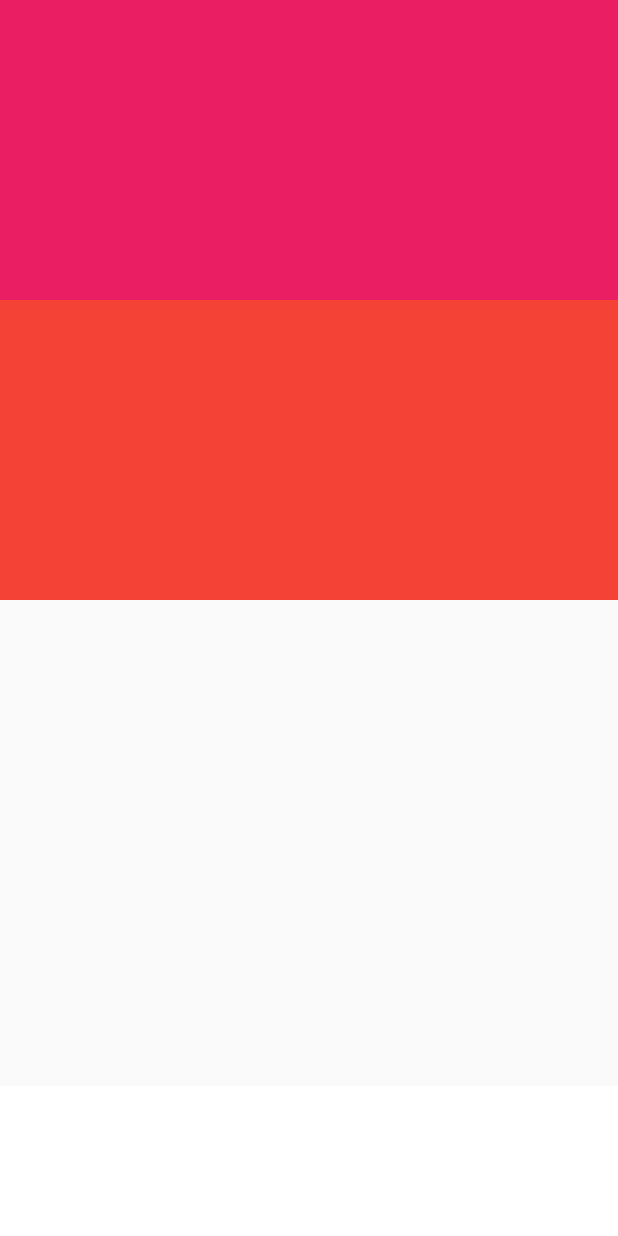
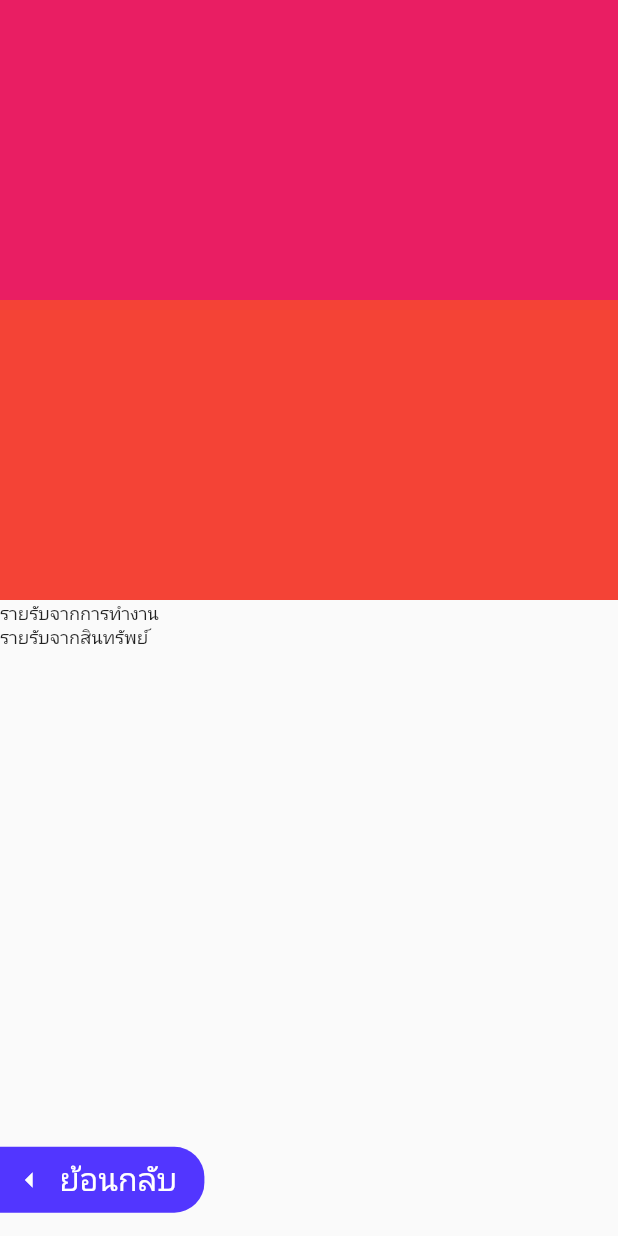
Before and after one commit to marisa418/windshield, a Flutter app: the DailyFlowPage screen opened by its route, on a phone screen of 412 x 824 dp. Run offline on Flutter 3.47's test engine with Material 2 defaults, Android fonts, the phone set to English and light mode, and no system bars; our stand-ins replace auto_route, dio, flutter_riverpod, flutter_secure_storage, font_awesome_flutter, google_fonts and 2 more; missing offline and left inert: jwt_decode; accounts and stored records are empty; network calls fail; Roboto replaces fonts that are missing (Kanit).

Commit message:
gridview builder for daily flow sheet

```diff
--- a/frontend/windshield/lib/models/daily_flow/flow.dart
+++ b/frontend/windshield/lib/models/daily_flow/flow.dart
@@ -24,7 +24,7 @@
         id: json['id'],
         method: Method.fromJson(json['method']),
         name: json['name'],
-        value: json['value'],
+        value: double.parse(json['value']),
         detail: json['detail'],
         dfId: json['df_id'],
         catId: json['category'],
--- a/frontend/windshield/lib/pages/home/overview/daily_flow/daily_flow_page.dart
+++ b/frontend/windshield/lib/pages/home/overview/daily_flow/daily_flow_page.dart
@@ -1,7 +1,11 @@
 import 'package:flutter/material.dart';
 import 'package:flutter_riverpod/flutter_riverpod.dart';
+import 'package:auto_route/auto_route.dart';
 
 import 'package:windshield/main.dart';
+import 'package:windshield/providers/daily_flow_provider.dart';
+import 'package:windshield/styles/theme.dart';
+import 'package:windshield/routes/app_router.dart';
 
 class DailyFlowPage extends ConsumerWidget {
   const DailyFlowPage({Key? key}) : super(key: key);
@@ -17,9 +21,31 @@
           body: Column(
             children: [
               const DailyList(),
-              Container(
-                height: 100,
+              SizedBox(
+                height: 75,
+                child: Align(
+                  alignment: Alignment.centerLeft,
+                  child: TextButton.icon(
+                    label: Text(
+                      'ย้อนกลับ  ',
+                      style: MyTheme.whiteTextTheme.headline3,
+                    ),
+                    icon: const Icon(
+                      Icons.arrow_left,
                       color: Colors.white,
+                    ),
+                    style: TextButton.styleFrom(
+                      backgroundColor: MyTheme.primaryMajor,
+                      shape: const RoundedRectangleBorder(
+                        borderRadius: BorderRadius.only(
+                          topRight: Radius.circular(20),
+                          bottomRight: Radius.circular(20),
+                        ),
+                      ),
+                    ),
+                    onPressed: () => AutoRouter.of(context).pop(),
+                  ),
+                ),
               ),
             ],
           ),
@@ -34,25 +60,81 @@
 
   @override
   Widget build(BuildContext context, WidgetRef ref) {
-    final incWorking = ref.watch(provDFlow);
     return Expanded(
       child: SingleChildScrollView(
         child: Column(
           children: [
             Container(color: Colors.pink, height: 200),
             Container(color: Colors.red, height: 200),
+            const IncWorkingTab(),
+            const IncAssetTab(),
+          ],
+        ),
+      ),
+    );
+  }
+}
+
+class IncWorkingTab extends ConsumerWidget {
+  const IncWorkingTab({Key? key}) : super(key: key);
+
+  @override
+  Widget build(BuildContext context, WidgetRef ref) {
+    final incWorkingList = ref.watch(provDFlow.select((e) => e.incWorkingList));
+    return Column(
+      crossAxisAlignment: CrossAxisAlignment.start,
+      children: [
+        const Text('รายรับจากการทำงาน'),
         GridView.builder(
+          physics: const ScrollPhysics(),
           shrinkWrap: true,
-            itemCount: incWorking.incWorkingList.length,
-            gridDelegate: SliverGridDelegateWithMaxCrossAxisExtent(
-                maxCrossAxisExtent: 200),
+          itemCount: incWorkingList.length,
+          gridDelegate: const SliverGridDelegateWithMaxCrossAxisExtent(
+            maxCrossAxisExtent: 100,
+            mainAxisSpacing: 10,
+            crossAxisSpacing: 10,
+          ),
           itemBuilder: (_, index) {
-              print(index);
-              return Container(height: 50, width: 50, color: Colors.purple);
+            return Container(
+              height: 50,
+              width: 50,
+              color: Colors.purple,
+            );
           },
         ),
       ],
-      )),
     );
   }
 }
+
+class IncAssetTab extends ConsumerWidget {
+  const IncAssetTab({Key? key}) : super(key: key);
+
+  @override
+  Widget build(BuildContext context, WidgetRef ref) {
+    final incAssetList = ref.watch(provDFlow.select((e) => e.incAssetList));
+    return Column(
+      crossAxisAlignment: CrossAxisAlignment.start,
+      children: [
+        const Text('รายรับจากสินทรัพย์'),
+        GridView.builder(
+          physics: const ScrollPhysics(),
+          shrinkWrap: true,
+          itemCount: incAssetList.length,
+          gridDelegate: const SliverGridDelegateWithMaxCrossAxisExtent(
+            maxCrossAxisExtent: 100,
+            mainAxisSpacing: 10,
+            crossAxisSpacing: 10,
+          ),
+          itemBuilder: (_, index) {
+            return Container(
+              height: 50,
+              width: 50,
+              color: Colors.purple,
+            );
+          },
+        ),
+      ],
+    );
+  }
+}
```
Also changed, not shown: frontend/windshield/lib/models/daily_flow/budget.dart (added, +36 -0 lines), frontend/windshield/lib/models/daily_flow/category.dart (+6 -21 lines), frontend/windshield/lib/providers/daily_flow_provider.dart (+3 -4 lines), frontend/windshield/lib/services/api.dart (+4 -6 lines). Lines whose indentation alone changed are shown as unchanged.
